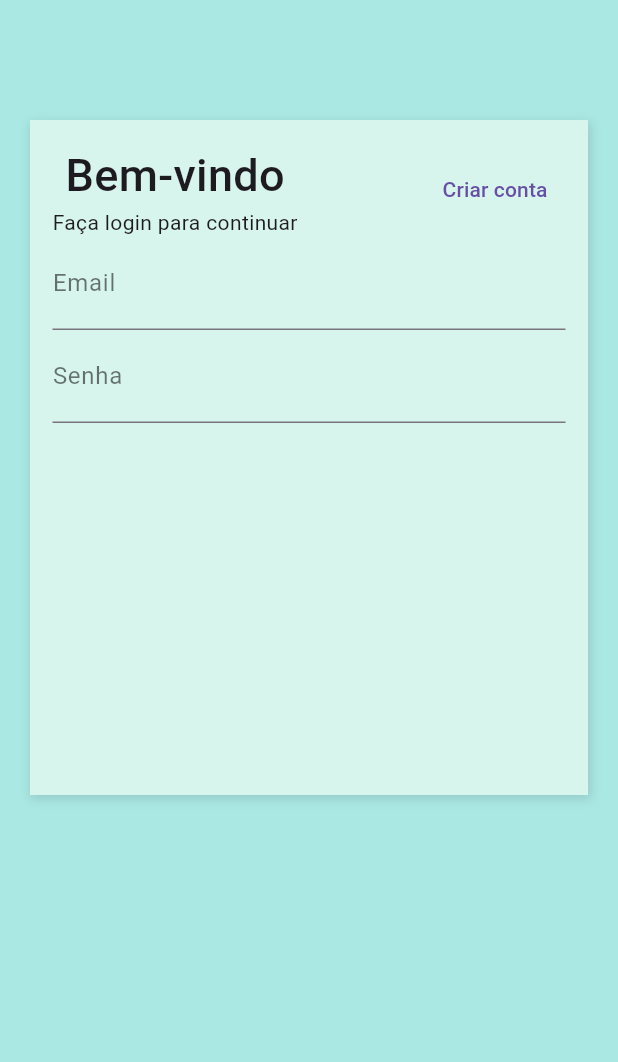
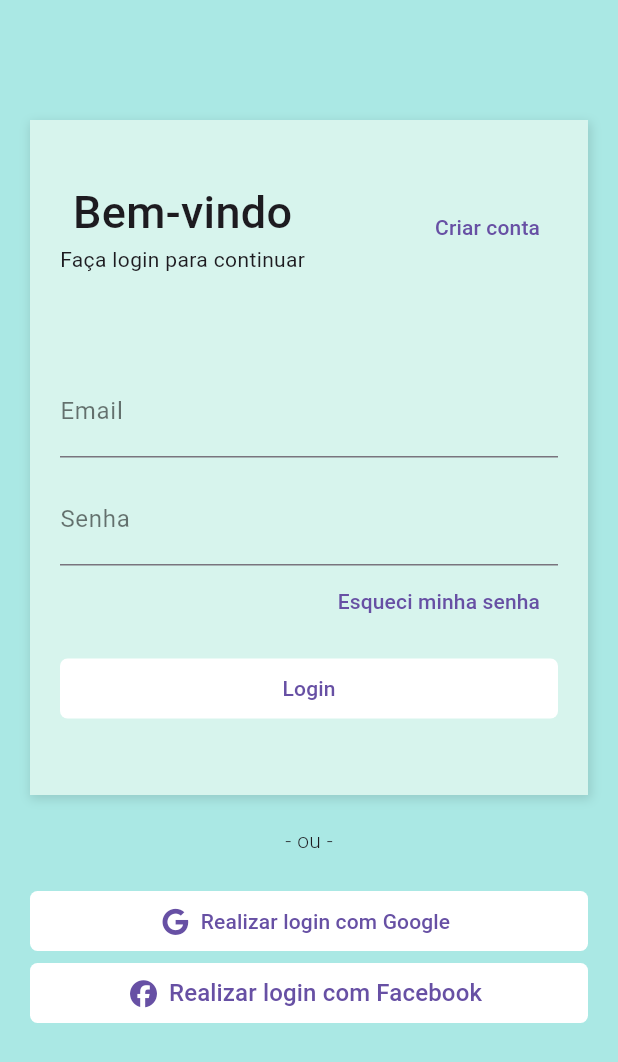
Before and after one commit to SEHCNAS/shopping, a Flutter app: the screen it shows after launch, on a phone screen of 412 x 824 dp. Shown: the top 1062 px of the screen. Run offline on Flutter 3.47's test engine with Material 3 defaults, Android fonts, the phone set to English and light mode, and no system bars; our stand-ins replace font_awesome_flutter.

Commit message:
Adicionado novos botões a tela

```diff
--- a/lib/Pages/Login_Page.dart
+++ b/lib/Pages/Login_Page.dart
@@ -1,4 +1,5 @@
 import 'package:flutter/material.dart';
+import 'package:font_awesome_flutter/font_awesome_flutter.dart';
 
 class LoginPage extends StatelessWidget {
   const LoginPage({super.key});
@@ -13,6 +14,7 @@ class LoginPage extends StatelessWidget {
           children: <Widget>[
             Container(
               height: 450,
+
               decoration: BoxDecoration(
                 color: Color.fromRGBO(215, 244, 237, 1),
                 boxShadow: [
@@ -25,8 +27,8 @@ class LoginPage extends StatelessWidget {
                 ],
               ),
               child: Padding(
-                padding: EdgeInsets.all(15),
-                child: ListView(
+                padding: EdgeInsets.only(left: 20, right: 20, top: 40),
+                child: Column(
                   children: <Widget>[
                     Row(
                       mainAxisAlignment: MainAxisAlignment.spaceBetween,
@@ -51,6 +53,7 @@ class LoginPage extends StatelessWidget {
                         ),
                       ],
                     ),
+                    SizedBox(height: 60),
                     TextFormField(
                       //autofocus: true,
                       keyboardType: TextInputType.emailAddress,
@@ -64,6 +67,7 @@ class LoginPage extends StatelessWidget {
                       ),
                       style: TextStyle(fontSize: 20),
                     ),
+                    SizedBox(height: 10),
                     TextFormField(
                       //autofocus: true,
                       keyboardType: TextInputType.emailAddress,
@@ -78,7 +82,69 @@ class LoginPage extends StatelessWidget {
                       ),
                       style: TextStyle(fontSize: 20),
                     ),
+                    Container(
+                      alignment: Alignment.centerRight,
+                      child: TextButton(
+                        child: Text("Esqueci minha senha"),
+                        onPressed: () {
+                          // Implementar ação de esqueci minha senha
+                        },
+                      ),
+                    ),
+                    SizedBox(height: 10),
+                    Container(
+                      width: double.infinity,
+                      child: TextButton(
+                        onPressed: () {},
+                        style: TextButton.styleFrom(
+                          backgroundColor: Colors.white,
+                          shape: const RoundedRectangleBorder(
+                            borderRadius: BorderRadius.all(Radius.circular(5)),
+                          ),
+                        ),
+                        child: Text("Login"),
+                      ),
+                    ),
                   ],
+                ),
+              ),
+            ),
+            Container(
+              padding: EdgeInsets.only(top: 20),
+              child: Text(
+                "- ou -",
+                style: TextStyle(fontSize: 14, fontWeight: FontWeight.w300),
+              ),
+            ),
+            SizedBox(height: 20),
+            Container(
+              width: double.infinity,
+              child: TextButton.icon(
+                onPressed: () {},
+                icon: Icon(FontAwesomeIcons.google),
+                label: const Text('Realizar login com Google'),
+                style: TextButton.styleFrom(
+                  backgroundColor: Colors.white,
+                  shape: const RoundedRectangleBorder(
+                    borderRadius: BorderRadius.all(Radius.circular(5)),
+                  ),
+                ),
+              ),
+            ),
+            Container(
+              width: double.infinity,
+              child: TextButton.icon(
+                onPressed: () {},
+                icon: Icon(FontAwesomeIcons.facebook),
+                label: const Text(
+                  'Realizar login com Facebook',
+                  style: TextStyle(fontSize: 16),
+                ),
+                style: TextButton.styleFrom(
+                  backgroundColor: Colors.white,
+                  shape: const RoundedRectangleBorder(
+                    borderRadius: BorderRadius.all(Radius.circular(5)),
+                  ),
                 ),
               ),
             ),
```
Also changed, not shown: pubspec.yaml (+13 -0 lines), pubspec.lock.
